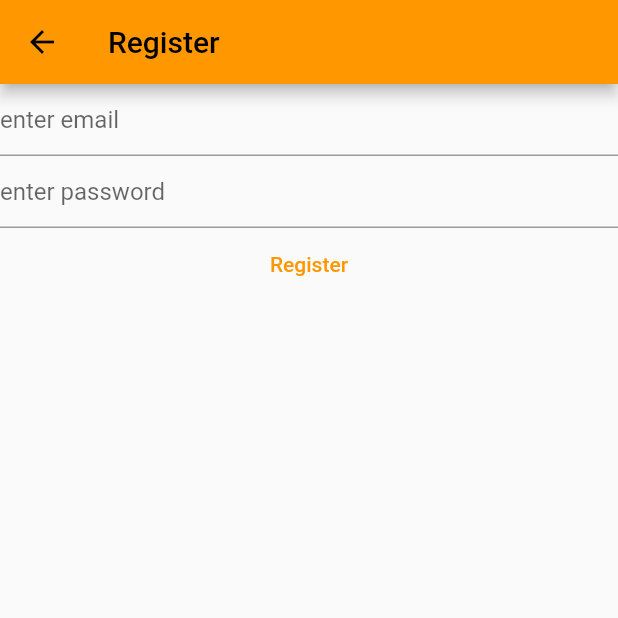
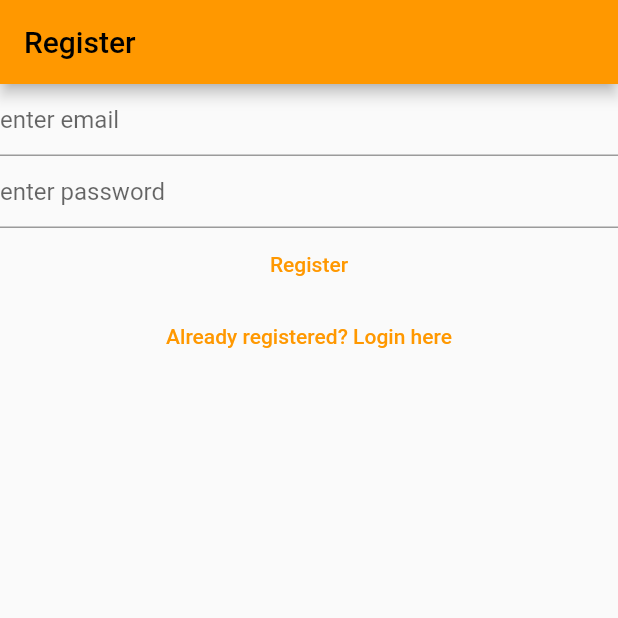
Before and after one commit to jasim92/mynotes, a Flutter app: the RegisterView screen opened directly, on a phone screen of 412 x 824 dp, the top half of it. Run offline on Flutter 3.47's test engine with Material 2 defaults, Android fonts, the phone set to English and light mode, and no system bars; our stand-ins replace firebase_auth, firebase_core; accounts and stored records are empty.

Commit message:
routing between views and logout

```diff
--- a/lib/views/register_view.dart
+++ b/lib/views/register_view.dart
@@ -1,8 +1,5 @@
 import 'package:firebase_auth/firebase_auth.dart';
-import 'package:firebase_core/firebase_core.dart';
 import 'package:flutter/material.dart';
-
-import '../firebase_options.dart';
 
 class RegisterView extends StatefulWidget {
   const RegisterView({Key? key}) : super(key: key);
@@ -35,34 +32,18 @@ class _RegisterViewState extends State<RegisterView> {
       appBar: AppBar(
         title: const Text("Register"),
       ),
-        //we need a FutureBuilder to process or initialize the firebase option then
-        // after initialization it will show widgets
-        //first perform future process and then show on widget
-        body: FutureBuilder(
-          future: //initialize firebase using below code
-          Firebase.initializeApp(
-            options: DefaultFirebaseOptions.currentPlatform,
-          ),
-          builder: (context, snapshot) {
-            //this snapshot is type pf async here
-            // we can show loading message by knowing the state of snapshot
-            switch (snapshot.connectionState) {
-              case ConnectionState.done:
-              //if the future has done its work then this column will show
-                return Column(
+      body: Column(
         children: [
           TextField(
             controller: _email,
-                      decoration:
-                      const InputDecoration(hintText: "enter email"),
+            decoration: const InputDecoration(hintText: "enter email"),
             autocorrect: false,
             enableSuggestions: false,
             keyboardType: TextInputType.emailAddress,
           ),
           TextField(
             controller: _pass,
-                      decoration:
-                      const InputDecoration(hintText: "enter password"),
+            decoration: const InputDecoration(hintText: "enter password"),
             autocorrect: false,
             enableSuggestions: false,
             keyboardType: TextInputType.visiblePassword,
@@ -92,15 +73,15 @@ class _RegisterViewState extends State<RegisterView> {
                   print("Some bad happened");
                 }
               },
-                        child: Title(
-                            color: Colors.green, child: const Text("Register")))
+              child: Title(color: Colors.green, child: const Text("Register"))),
+          TextButton(
+              onPressed: () {
+                Navigator.of(context)
+                    .pushNamedAndRemoveUntil("/login", (route) => false);
+              },
+              child: const Text("Already registered? Login here"))
         ],
+      ),
     );
-              default:
-              // if the future has not done then loading.. will show
-                return const Text("Loading...");
-            }
-          },
-        ));
   }
 }
```
Also changed, not shown: lib/main.dart (+19 -15 lines), lib/views/login_view.dart (+15 -38 lines), lib/views/verify_email_view.dart (+12 -2 lines). Lines whose indentation alone changed are shown as unchanged.
